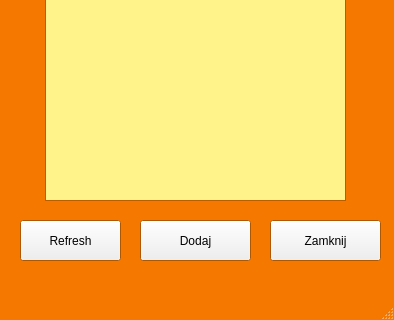
Old version of the form clientGUI/contactswindow.ui in the repository lukasz1303/Gadu-Gadu-SK2; both pictures show x 0 to 394 and y 280 to 600 of the 394 by 600 pixel window.
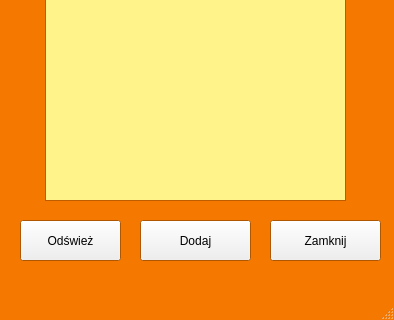
New version of the form.

```diff
--- a/clientGUI/contactswindow.ui
+++ b/clientGUI/contactswindow.ui
@@ -299,7 +299,7 @@
      </rect>
     </property>
     <property name="text">
-     <string>Refresh</string>
+     <string>Odśwież</string>
     </property>
    </widget>
    <widget class="QLabel" name="label">
```
Left out of the diff: 2 changed lines with no effect on the pictures.
